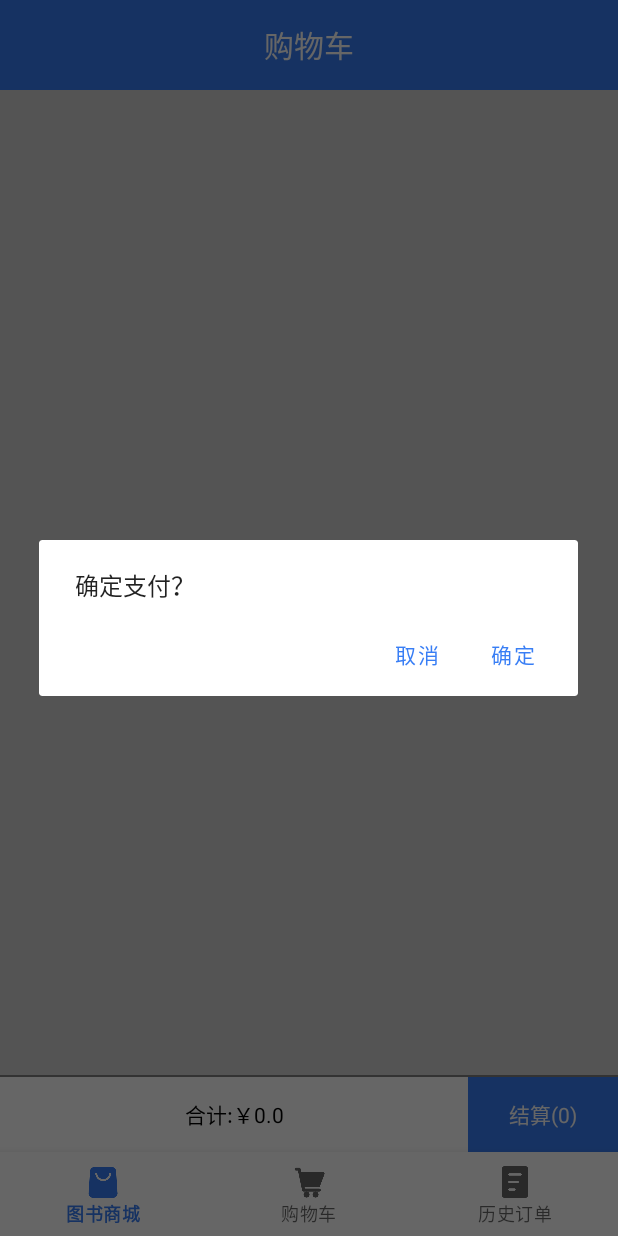
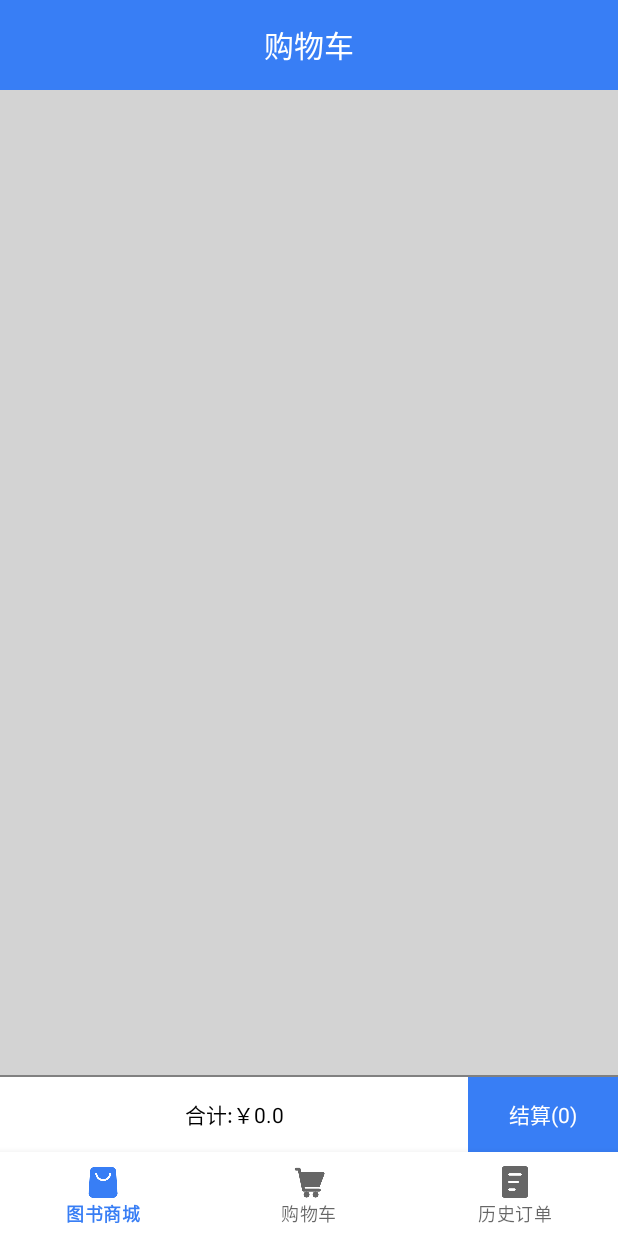
Before and after one commit to Ameixa551/BookMall, an Android app: the DashboardFragment screen opened through its navigation route, after a tap on "结算(0)", on a phone screen of 412 x 824 dp. Run offline under Robolectric (Android 15) with nearby library versions, the phone set to English and light mode, and no system bars; our stand-ins replace data binding, navigation-ui; 5 statements that could not run were skipped.

Commit message:
完善弹窗功能

```diff
--- a/app/src/main/java/com/example/bookmall/activity/ui/dashboard/DashboardFragment.java
+++ b/app/src/main/java/com/example/bookmall/activity/ui/dashboard/DashboardFragment.java
@@ -53,8 +53,12 @@ public class DashboardFragment extends Fragment implements PayAttentionFragment.
         });
 
         binding.setPayClickListener(view -> {
-            PayAttentionFragment payAttentionFragment = new PayAttentionFragment(this);
-            payAttentionFragment.show(this.getChildFragmentManager(), "dialog");
+            if(dashboardViewModel.getSelectCount().getValue() != 0){
+                PayAttentionFragment payAttentionFragment = new PayAttentionFragment(this);
+                payAttentionFragment.show(this.getChildFragmentManager(), "dialog");
+            }else {
+                Toast.makeText(getContext(), "请先选择书籍", Toast.LENGTH_SHORT).show();
+            }
         });
 
         dashboardViewModel.getDisplayOrderList();
```
